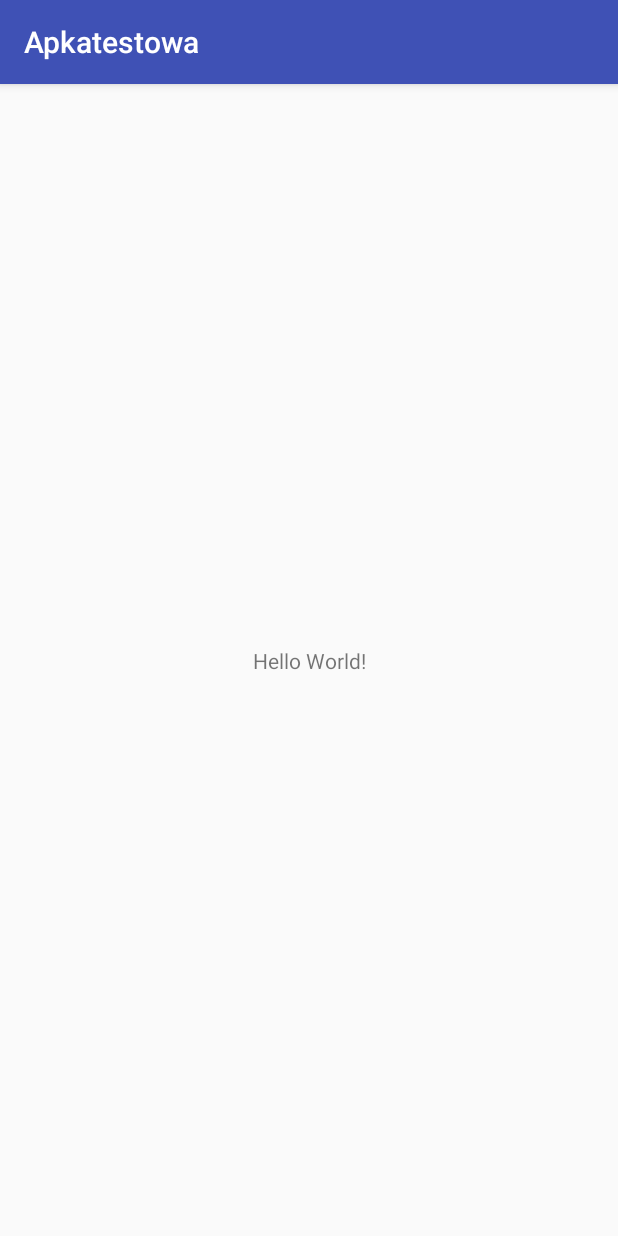
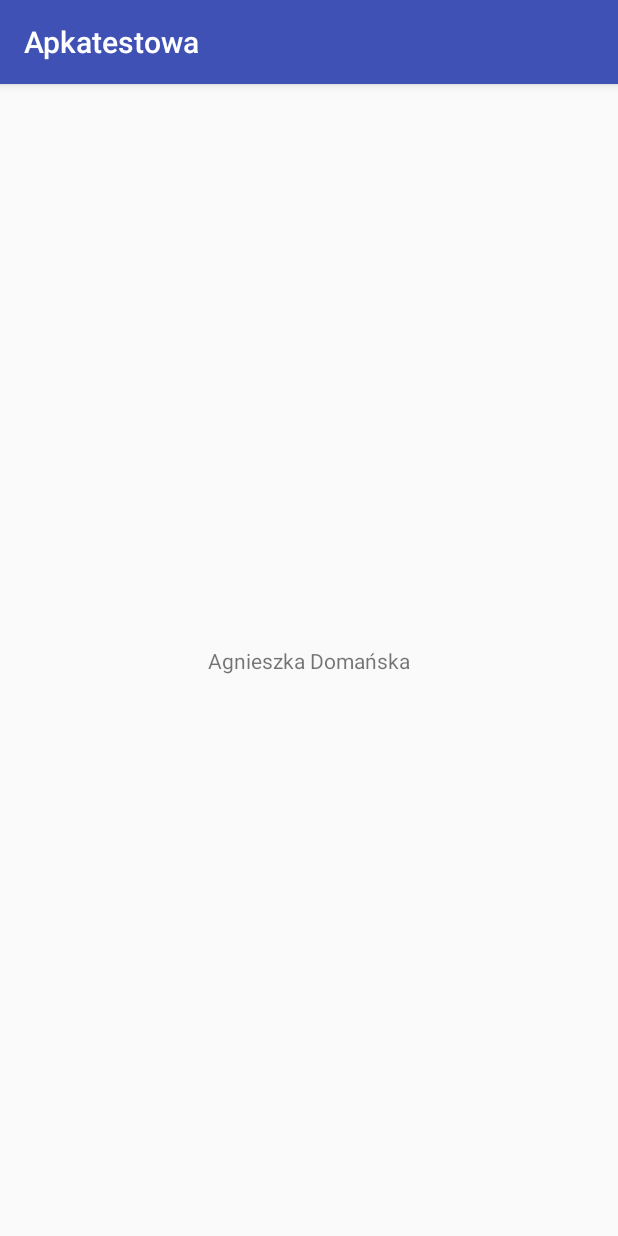
Before and after one commit to agniedom/laboratoriumPum, an Android app: the screen it shows after launch (MainActivity), on a phone screen of 412 x 824 dp. Run offline under Robolectric (Android 15) with nearby library versions, the phone set to English and light mode, and no system bars.

Commit message:
zmiana na nazwisko

```diff
--- a/app/src/main/res/layout/activity_main.xml
+++ b/app/src/main/res/layout/activity_main.xml
@@ -9,7 +9,7 @@
     <TextView
         android:layout_width="wrap_content"
         android:layout_height="wrap_content"
-        android:text="Hello World!"
+        android:text="Agnieszka Domańska"
         app:layout_constraintBottom_toBottomOf="parent"
         app:layout_constraintLeft_toLeftOf="parent"
         app:layout_constraintRight_toRightOf="parent"
```
